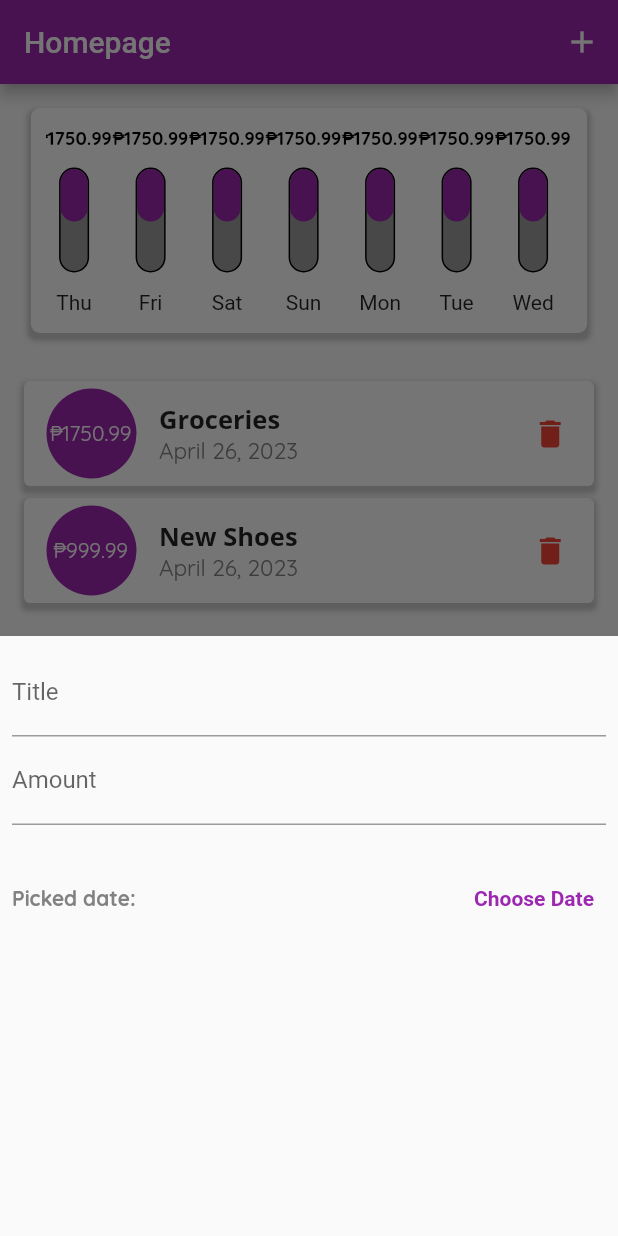
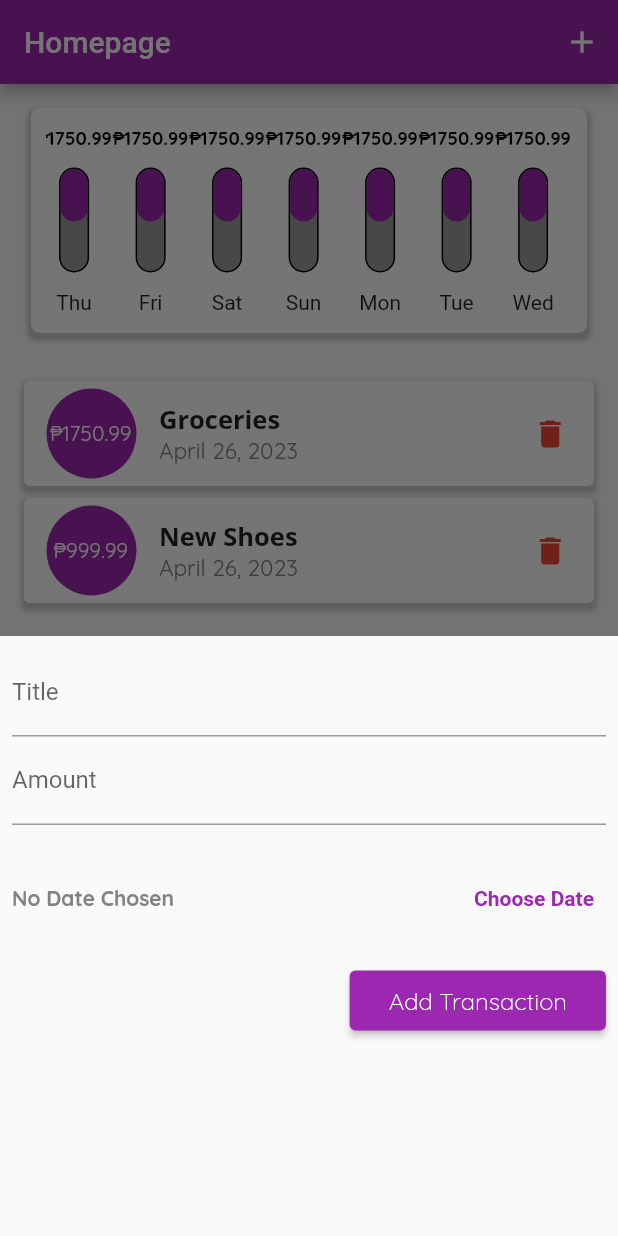
Before and after one commit to DoomMangoes/ExpenseTracker, a Flutter app: the screen it shows after launch, after a tap on the "add" icon, on a phone screen of 412 x 824 dp. Run offline on Flutter 3.47's test engine with Material 2 defaults, Android fonts, the phone set to English and light mode, and no system bars.

Commit message:
fixed AddExpenseItemWidget and modified ExpenseChartWidget

```diff
--- a/lib/main.dart
+++ b/lib/main.dart
@@ -7,6 +7,7 @@ void main() => runApp(const MyApp());
 
 class MyApp extends StatelessWidget {
   const MyApp({super.key});
+
   // This widget is the root of your application.
   @override
   Widget build(BuildContext context) {
--- a/lib/widgets/addExpenseItemWidget.dart
+++ b/lib/widgets/addExpenseItemWidget.dart
@@ -1,5 +1,10 @@
 import 'package:flutter/material.dart';
 import 'package:flutter/services.dart';
+import 'package:intl/intl.dart';
+import 'package:provider/provider.dart';
+
+import '../models/expenseItem.dart';
+import '../provider/expenseProvider.dart';
 
 class AddExpenseItemWidget extends StatefulWidget {
   const AddExpenseItemWidget({super.key});
@@ -11,6 +16,7 @@ class AddExpenseItemWidget extends StatefulWidget {
 class _AddExpenseItemWidgetState extends State<AddExpenseItemWidget> {
   late final TextEditingController _titleController;
   late final TextEditingController _amountController;
+  DateTime? _date = null;
 
   @override
   void initState() {
@@ -24,6 +30,55 @@ class _AddExpenseItemWidgetState extends State<AddExpenseItemWidget> {
     _titleController.dispose();
     _amountController.dispose();
     super.dispose();
+  }
+
+  void _showDatePicker() {
+    showDatePicker(
+            context: context,
+            initialDate: DateTime.now(),
+            firstDate: DateTime(1970),
+            lastDate: DateTime(2100))
+        .then((value) {
+      setState(() {
+        _date = value;
+      });
+    });
+  }
+
+  void addItem() {
+    final titleText = _titleController.text;
+    final double amount = _amountController.text.isEmpty
+        ? 0
+        : double.parse(_amountController.text);
+    final DateTime? date = _date;
+
+    if (titleText.isNotEmpty && amount != 0 && date != null) {
+      final newItem = ExpenseItem(title: titleText, amount: amount, date: date);
+      context.read<ExpenseProvider>().add(newItem);
+
+      Navigator.of(context).pop();
+    } else {
+      alert();
+    }
+  }
+
+  void alert() {
+    showDialog(
+        context: context,
+        builder: (BuildContext context) {
+          return AlertDialog(
+              title: Text("All fields must be filled!",
+                  textAlign: TextAlign.center),
+              actions: <Widget>[
+                ElevatedButton(
+                    onPressed: () {
+                      setState(() {
+                        Navigator.of(context).pop();
+                      });
+                    },
+                    child: Center(child: Text("Back"))),
+              ]);
+        });
   }
 
   @override
@@ -60,20 +115,50 @@ class _AddExpenseItemWidgetState extends State<AddExpenseItemWidget> {
             Row(
               mainAxisAlignment: MainAxisAlignment.spaceBetween,
               children: [
-                Text(
-                  "Picked date:",
-                  style: TextStyle(
-                      color: Color(0xFF828282),
-                      fontWeight: FontWeight.bold,
-                      fontFamily: 'Quicksand'),
+                Expanded(
+                  child: Text(
+                    _date == null
+                        ? "No Date Chosen"
+                        : "Picked date: " +
+                            DateFormat.yMd().format(_date!).toString(),
+                    style: TextStyle(
+                        color: Color(0xFF828282),
+                        fontWeight: FontWeight.bold,
+                        fontFamily: 'Quicksand'),
+                  ),
                 ),
                 TextButton(
-                    onPressed: () {},
+                    onPressed: _showDatePicker,
                     child: Text(
                       "Choose Date",
                       style: TextStyle(
                           color: Colors.purple, fontWeight: FontWeight.bold),
-                    ))
+                    )),
+              ],
+            ),
+            SizedBox(
+              height: 20,
+            ),
+            Row(
+              mainAxisAlignment: MainAxisAlignment.end,
+              crossAxisAlignment: CrossAxisAlignment.center,
+              children: [
+                ElevatedButton(
+                  onPressed: () {
+                    addItem();
+                  },
+                  child: Padding(
+                    padding: const EdgeInsets.all(10.0),
+                    child: Text(
+                      "Add Transaction",
+                      style: TextStyle(
+                          color: Colors.white,
+                          fontFamily: 'Quicksand',
+                          fontWeight: FontWeight.w300,
+                          fontSize: 16),
+                    ),
+                  ),
+                ),
               ],
             ),
           ],
--- a/lib/widgets/expenseChartWidget.dart
+++ b/lib/widgets/expenseChartWidget.dart
@@ -1,3 +1,5 @@
+import 'dart:collection';
+
 import 'package:flutter/material.dart';
 import 'package:provider/provider.dart';
 import '../models/expenseItem.dart';
@@ -9,9 +11,8 @@ class ExpenseChartWidget extends StatelessWidget {
 
   @override
   Widget build(BuildContext context) {
-    final expenseItems = context.select<ExpenseProvider, List<ExpenseItem>>(
-      (provider) => provider.items,
-    );
+    final provider = Provider.of<ExpenseProvider>(context);
+    final UnmodifiableListView<ExpenseItem> expenseItems = provider.items;
 
     return Padding(
       padding: const EdgeInsets.all(16.0),
--- a/lib/widgets/expenseItemListWidget.dart
+++ b/lib/widgets/expenseItemListWidget.dart
@@ -12,9 +12,8 @@ class ExpenseItemListWidget extends StatelessWidget {
 
   @override
   Widget build(BuildContext context) {
-    final expenseItems = context.select<ExpenseProvider, List<ExpenseItem>>(
-      (provider) => provider.items,
-    );
+    final provider = Provider.of<ExpenseProvider>(context);
+    final UnmodifiableListView<ExpenseItem> expenseItems = provider.items;
 
     return expenseItems.isEmpty
         ? Column(
```
